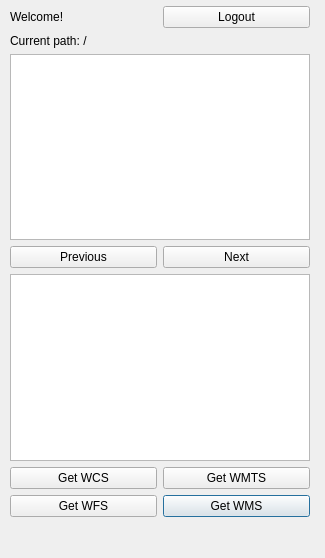
First picture: the form in tabs/MyDriveLoggedInTab.ui, repository ellipsis-drive-internal/qgis-plugin, before the edit.
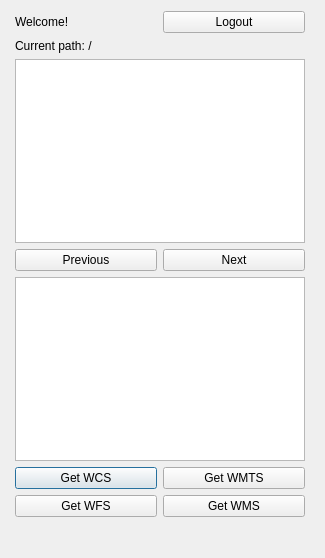
Second picture: the form after the edit.

Commit message: improve the aligning between the community and my drive tab

Patch:
```diff
--- a/tabs/MyDriveLoggedInTab.ui
+++ b/tabs/MyDriveLoggedInTab.ui
@@ -26,66 +26,89 @@
     <property name="rightMargin">
      <number>11</number>
     </property>
-    <item row="10" column="1">
-     <widget class="QPushButton" name="pushButton_wms">
-      <property name="text">
-       <string>Get WMS</string>
-      </property>
-     </widget>
-    </item>
-    <item row="8" column="0" colspan="2">
+    <item row="9" column="1" colspan="2">
      <widget class="QListWidget" name="listWidget_mydrive_maps"/>
     </item>
-    <item row="7" column="1">
-     <widget class="QPushButton" name="pushButton_next">
-      <property name="text">
-       <string>Next</string>
-      </property>
-     </widget>
-    </item>
-    <item row="10" column="0">
-     <widget class="QPushButton" name="pushButton_wfs">
-      <property name="text">
-       <string>Get WFS</string>
-      </property>
-     </widget>
-    </item>
-    <item row="9" column="0">
+    <item row="10" column="1">
      <widget class="QPushButton" name="pushButton_wcs">
       <property name="text">
        <string>Get WCS</string>
       </property>
      </widget>
     </item>
-    <item row="0" column="0">
-     <widget class="QLabel" name="label">
+    <item row="8" column="1">
+     <widget class="QPushButton" name="pushButton_previous">
       <property name="text">
-       <string>Welcome!</string>
+       <string>Previous</string>
       </property>
      </widget>
     </item>
-    <item row="1" column="0" colspan="2">
+    <item row="2" column="1" colspan="2">
      <widget class="QLabel" name="label_path">
       <property name="text">
        <string>Current path: /</string>
       </property>
      </widget>
     </item>
-    <item row="9" column="1">
+    <item row="8" column="2">
+     <widget class="QPushButton" name="pushButton_next">
+      <property name="text">
+       <string>Next</string>
+      </property>
+     </widget>
+    </item>
+    <item row="1" column="1">
+     <widget class="QLabel" name="label">
+      <property name="text">
+       <string>Welcome!</string>
+      </property>
+     </widget>
+    </item>
+    <item row="11" column="2">
+     <widget class="QPushButton" name="pushButton_wms">
+      <property name="text">
+       <string>Get WMS</string>
+      </property>
+     </widget>
+    </item>
+    <item row="10" column="2">
      <widget class="QPushButton" name="pushButton_wmts">
       <property name="text">
        <string>Get WMTS</string>
       </property>
      </widget>
     </item>
-    <item row="7" column="0">
-     <widget class="QPushButton" name="pushButton_previous">
+    <item row="8" column="3">
+     <spacer name="horizontalSpacer">
+      <property name="orientation">
+       <enum>Qt::Horizontal</enum>
+      </property>
+      <property name="sizeType">
+       <enum>QSizePolicy::Fixed</enum>
+      </property>
+      <property name="sizeHint" stdset="0">
+       <size>
+        <width>5</width>
+        <height>0</height>
+       </size>
+      </property>
+     </spacer>
+    </item>
+    <item row="11" column="1">
+     <widget class="QPushButton" name="pushButton_wfs">
       <property name="text">
-       <string>Previous</string>
+       <string>Get WFS</string>
       </property>
      </widget>
     </item>
-    <item row="13" column="1">
+    <item row="1" column="2">
+     <widget class="QPushButton" name="pushButton_logout">
+      <property name="text">
+       <string>Logout</string>
+      </property>
+     </widget>
+    </item>
+    <item row="14" column="2">
      <spacer name="verticalSpacer">
       <property name="orientation">
        <enum>Qt::Vertical</enum>
@@ -102,15 +125,40 @@
      </spacer>
     </item>
     <item row="0" column="1">
-     <widget class="QPushButton" name="pushButton_logout">
-      <property name="text">
-       <string>Logout</string>
+     <spacer name="verticalSpacer_2">
+      <property name="orientation">
+       <enum>Qt::Vertical</enum>
       </property>
-     </widget>
+      <property name="sizeType">
+       <enum>QSizePolicy::Fixed</enum>
+      </property>
+      <property name="sizeHint" stdset="0">
+       <size>
+        <width>0</width>
+        <height>5</height>
+       </size>
+      </property>
+     </spacer>
     </item>
-    <item row="5" column="0" colspan="2">
+    <item row="6" column="1" colspan="2">
      <widget class="QListWidget" name="listWidget_mydrive"/>
     </item>
+    <item row="8" column="0">
+     <spacer name="horizontalSpacer_2">
+      <property name="orientation">
+       <enum>Qt::Horizontal</enum>
+      </property>
+      <property name="sizeType">
+       <enum>QSizePolicy::Fixed</enum>
+      </property>
+      <property name="sizeHint" stdset="0">
+       <size>
+        <width>5</width>
+        <height>0</height>
+       </size>
+      </property>
+     </spacer>
+    </item>
    </layout>
   </widget>
  </widget>
```
The commit also changes 1 other file.
